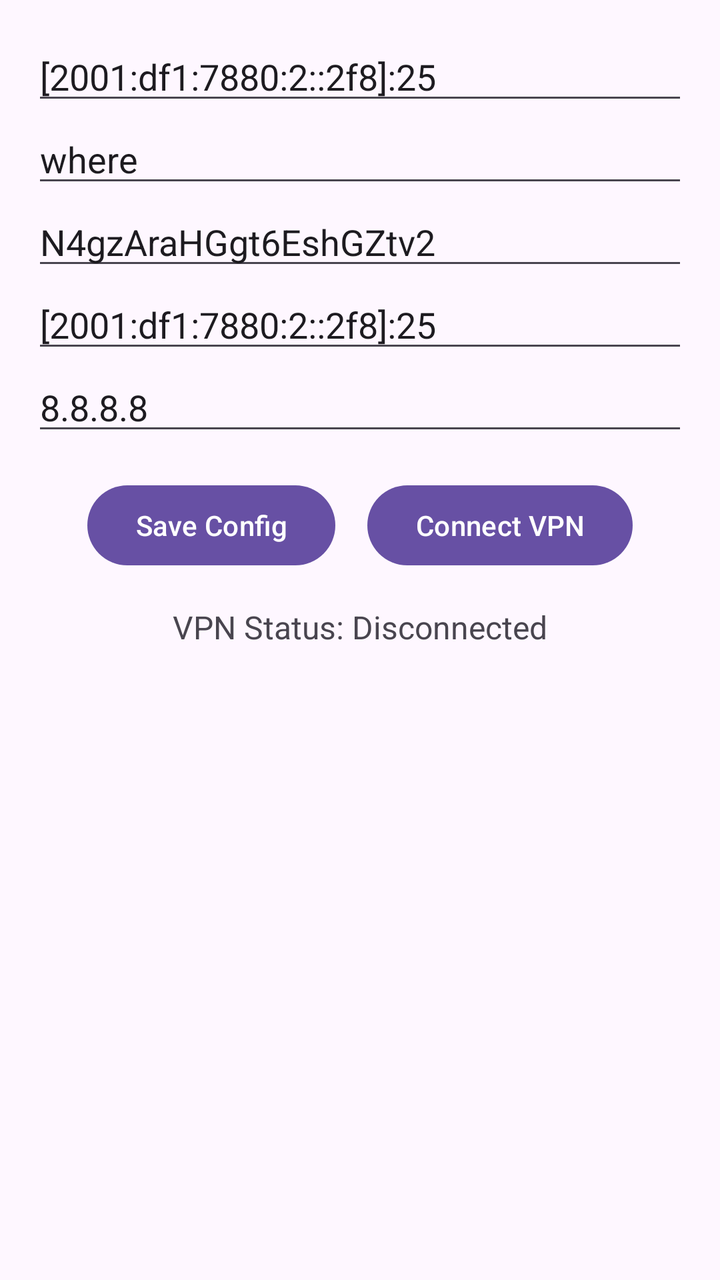
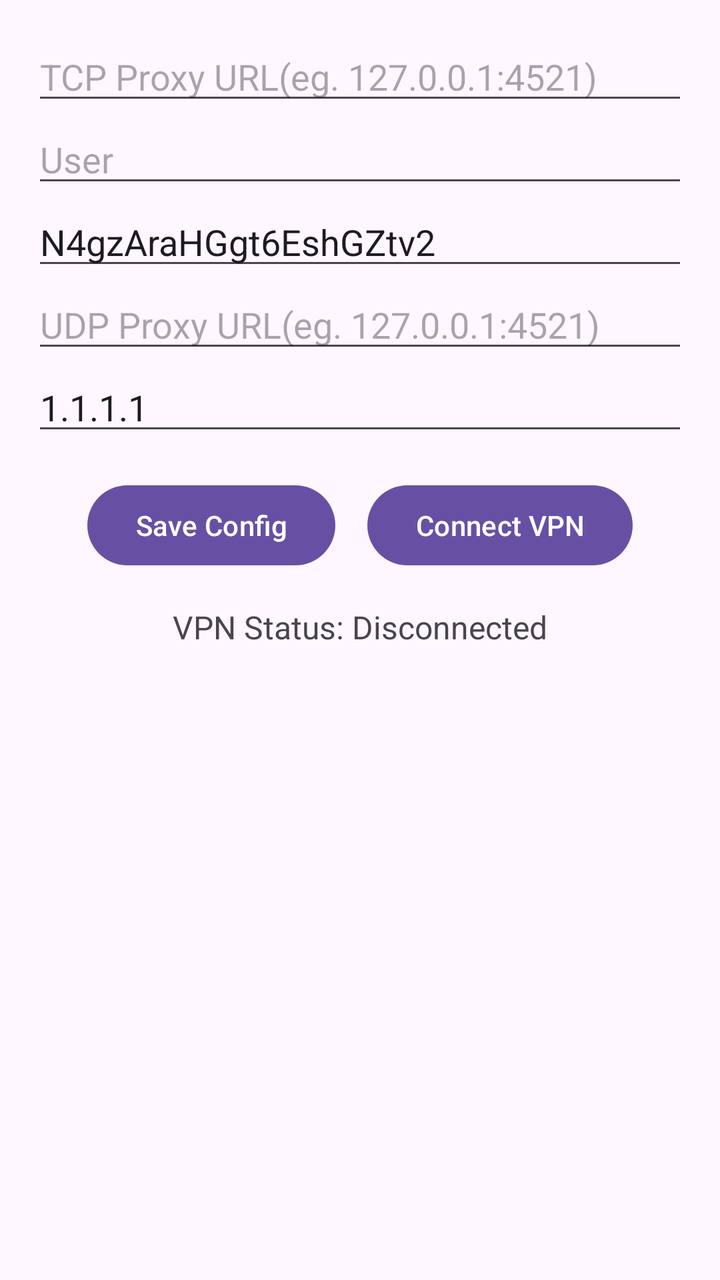

Before-and-after screenshots of an Android layout around one commit, followed by the original layout XML and the change that was made.
<!-- AndroidManifest.xml: application theme Theme.Chimneyandroid -->
<!-- res/layout/fragment_vpn.xml -->
<LinearLayout xmlns:android="http://schemas.android.com/apk/res/android"
    xmlns:tools="http://schemas.android.com/tools"
    android:layout_width="match_parent"
    android:layout_height="match_parent"
    android:orientation="vertical"
    android:padding="16dp"
    tools:context=".VPNFragment">

    <EditText
        android:id="@+id/tcp_proxy_url"
        android:layout_width="match_parent"
        android:layout_height="wrap_content"
        android:hint="TCP Proxy URL(eg. 127.0.0.1:4521)"
        android:importantForAutofill="no"
        android:text="[2001:df1:7880:2::2f8]:25"
        android:inputType="textUri" />

    
    <EditText
        android:id="@+id/user"
        android:layout_width="match_parent"
        android:layout_height="wrap_content"
        android:hint="User"
        android:importantForAutofill="no"
        android:text="where"
        android:inputType="text" />

    
    <EditText
        android:id="@+id/pass"
        android:layout_width="match_parent"
        android:layout_height="wrap_content"
        android:hint="Password"
        android:importantForAutofill="no"
        android:text="N4gzAraHGgt6EshGZtv2"
        android:inputType="text" />

    <EditText
        android:id="@+id/udp_proxy_url"
        android:layout_width="match_parent"
        android:layout_height="wrap_content"
        android:hint="UDP Proxy URL(eg. 127.0.0.1:4521)"
        android:text="[2001:df1:7880:2::2f8]:25"
        android:importantForAutofill="no"
        android:inputType="textUri" />

    <EditText
        android:id="@+id/dns_address"
        android:layout_width="match_parent"
        android:layout_height="wrap_content"
        android:hint="DNS Address(eg. 1.1.1.1)"
        android:text="8.8.8.8"
        android:importantForAutofill="no"
        android:inputType="textUri" />

    <LinearLayout
        android:layout_width="match_parent"
        android:layout_height="wrap_content"
        android:layout_marginTop="16dp"
        android:gravity="center"
        android:orientation="horizontal">

        <Button
            android:id="@+id/save_button"
            android:layout_width="wrap_content"
            android:layout_height="wrap_content"
            android:text="Save Config" />

        <Button
            android:id="@+id/connect_button"
            android:layout_width="wrap_content"
            android:layout_height="wrap_content"
            android:layout_marginStart="16dp"
            android:text="Connect VPN" />
    </LinearLayout>

    <TextView
        android:id="@+id/vpn_status"
        android:layout_width="wrap_content"
        android:layout_height="wrap_content"
        android:layout_gravity="center_horizontal"
        android:layout_marginTop="16dp"
        android:text="VPN Status: Disconnected"
        android:textSize="16sp" />

</LinearLayout>
<!-- resources referenced by this layout -->
<resources>
  <style name="Theme.Chimneyandroid" parent="Base.Theme.Chimneyandroid" />
  <style name="Base.Theme.Chimneyandroid" parent="Theme.Material3.DayNight.NoActionBar">
          
          
      </style>
</resources>

<!-- the commit's change to res/layout/fragment_vpn.xml (unified diff, before → after) -->
@@ -12,7 +12,7 @@
         android:layout_height="wrap_content"
         android:hint="TCP Proxy URL(eg. 127.0.0.1:4521)"
         android:importantForAutofill="no"
-        android:text="[2001:df1:7880:2::2f8]:25"
+        android:text=""
         android:inputType="textUri" />
 
     
@@ -21,8 +21,8 @@
         android:layout_width="match_parent"
         android:layout_height="wrap_content"
         android:hint="User"
+        android:text=""
         android:importantForAutofill="no"
-        android:text="where"
         android:inputType="text" />
 
     
@@ -32,15 +32,14 @@
         android:layout_height="wrap_content"
         android:hint="Password"
         android:importantForAutofill="no"
-        android:text="N4gzAraHGgt6EshGZtv2"
-        android:inputType="text" />
+        android:text="N4gzAraHGgt6EshGZtv2" />
 
     <EditText
         android:id="@+id/udp_proxy_url"
         android:layout_width="match_parent"
         android:layout_height="wrap_content"
         android:hint="UDP Proxy URL(eg. 127.0.0.1:4521)"
-        android:text="[2001:df1:7880:2::2f8]:25"
+        android:text=""
         android:importantForAutofill="no"
         android:inputType="textUri" />
 
@@ -49,7 +48,7 @@
         android:layout_width="match_parent"
         android:layout_height="wrap_content"
         android:hint="DNS Address(eg. 1.1.1.1)"
-        android:text="8.8.8.8"
+        android:text="1.1.1.1"
         android:importantForAutofill="no"
         android:inputType="textUri" />
 
